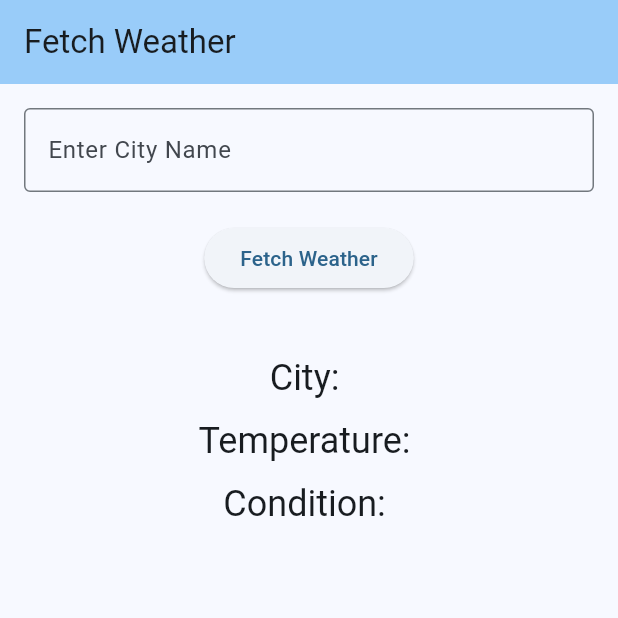
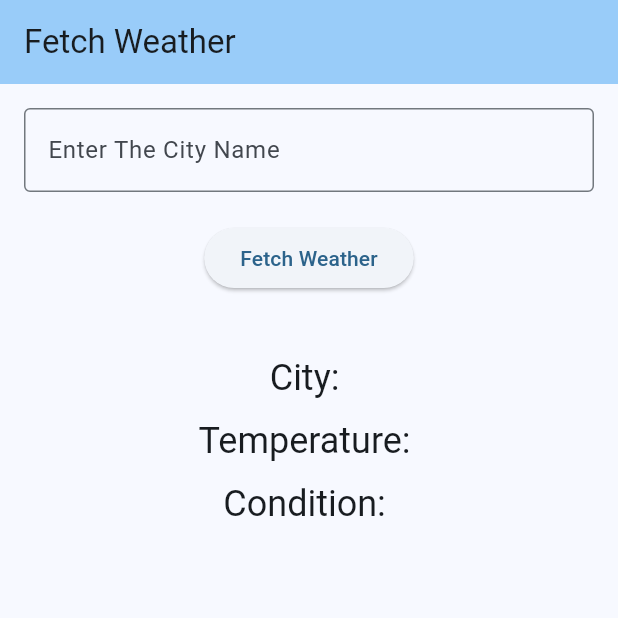
Before and after one commit to IvanJunyu/Act6_weather_app, a Flutter app: the screen it shows after launch, on a phone screen of 412 x 824 dp, the top half of it. Run offline on Flutter 3.47's test engine with Material 3 defaults, Android fonts, the phone set to English and light mode, and no system bars.

```diff
--- a/lib/main.dart
+++ b/lib/main.dart
@@ -64,7 +64,7 @@ class _MyHomePageState extends State<MyHomePage> {
             TextField(
               controller: _cityController,
               decoration: const InputDecoration(
-                labelText: 'Enter City Name',
+                labelText: 'Enter The City Name',
                 border: OutlineInputBorder(),
               ),
             ),
```
